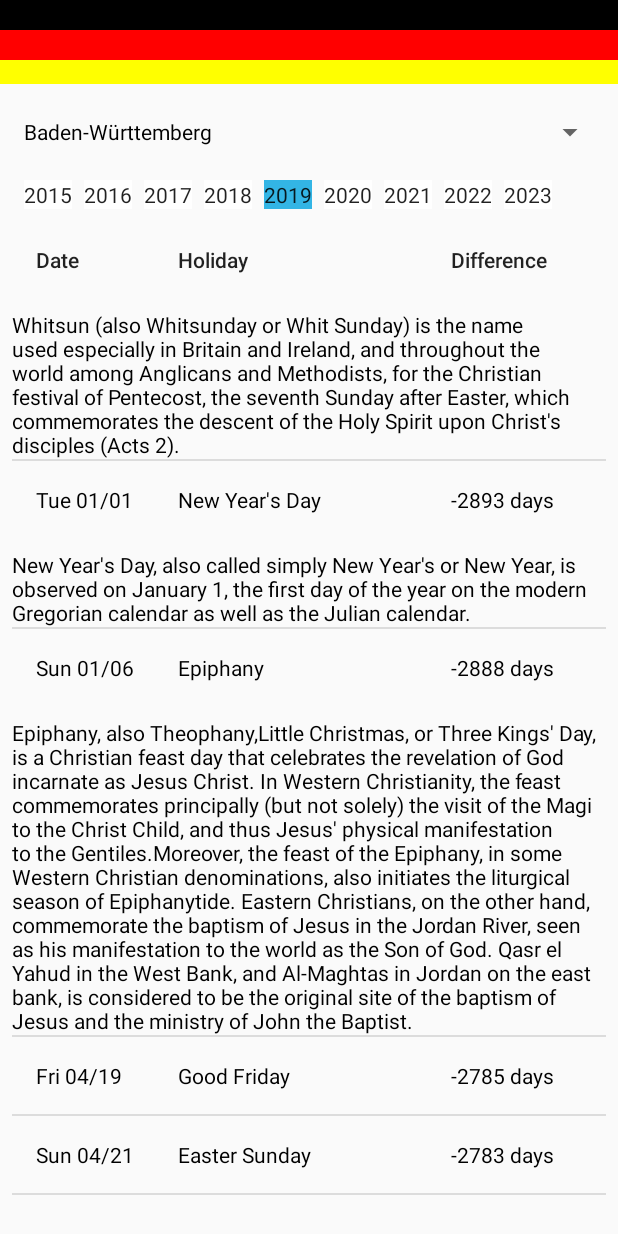
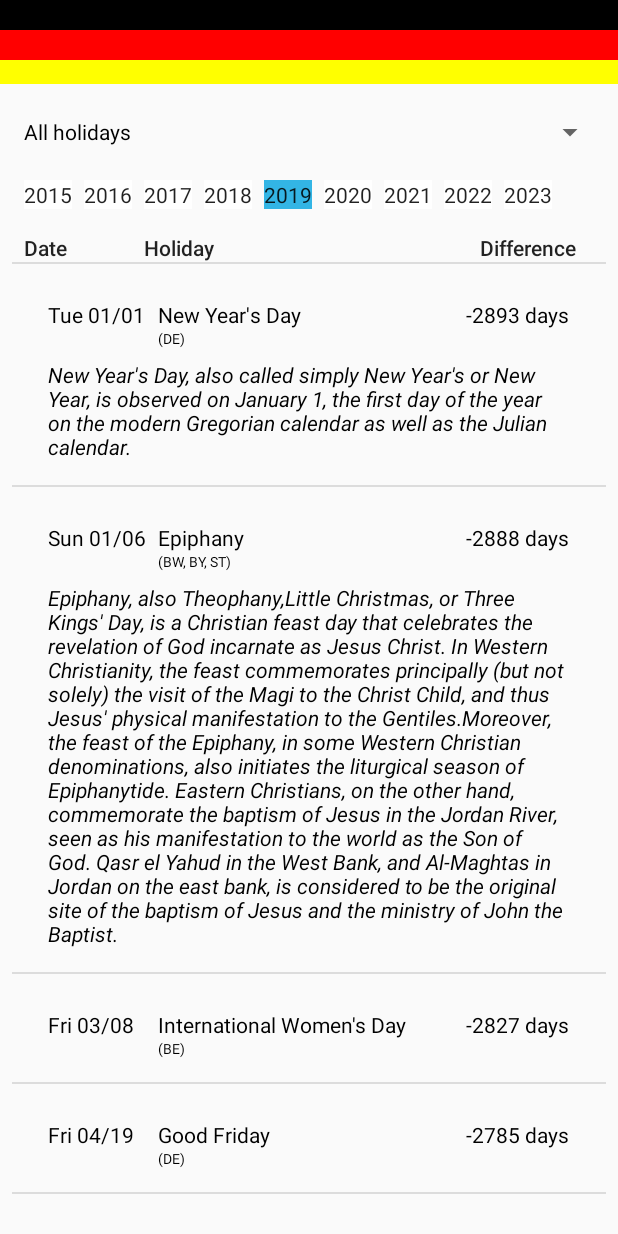
Before and after one commit to MicMun/DeuFeiTage, an Android app: the screen it shows after launch (MainActivity), after a tap on an icon or button, on a phone screen of 412 x 824 dp. Run offline under Robolectric (Android 15) with nearby library versions, the phone set to English and light mode, and no system bars; 3 other taps on this screen came first.

Commit message:
Closes #8 : All holidays and common holidays in list added, holidays with state id

```diff
--- a/app/build.gradle
+++ b/app/build.gradle
@@ -10,8 +10,8 @@ android {
         applicationId "de.micmun.android.deufeitage"
         minSdkVersion 23
         targetSdkVersion 28
-        versionCode 404
-        versionName "4.3.0"
+        versionCode 405
+        versionName "4.4.0"
         testInstrumentationRunner "android.support.test.runner.AndroidJUnitRunner"
     }
     buildTypes {
--- a/app/src/main/java/de/micmun/android/deufeitage/MainActivity.kt
+++ b/app/src/main/java/de/micmun/android/deufeitage/MainActivity.kt
@@ -28,7 +28,7 @@ import java.util.*
  * MainActivity of the app.
  *
  * @author MicMun
- * @version 1.0, 07.08.18
+ * @version 1.1, 09.07.19
  */
 class MainActivity : AppCompatActivity(), AdapterView.OnItemSelectedListener,
         YearViewHolder.OnYearItemSelectedListener {
@@ -90,7 +90,7 @@ class MainActivity : AppCompatActivity(), AdapterView.OnItemSelectedListener,
 
     private fun initActivity() {
         // state selection
-        val stateAdapter = ArrayAdapter<StateItem>(this, R.layout.state_text_view, holidayConfigReader!!.states)
+        val stateAdapter = ArrayAdapter(this, R.layout.state_text_view, holidayConfigReader!!.states)
         stateSpinner.adapter = stateAdapter
         stateSpinner.onItemSelectedListener = this
         if (selectedState == null) {
--- a/app/src/main/java/de/micmun/android/deufeitage/adapter/HolidayAdapter.kt
+++ b/app/src/main/java/de/micmun/android/deufeitage/adapter/HolidayAdapter.kt
@@ -21,14 +21,27 @@ import de.micmun.android.deufeitage.utils.DateUtility
  * Adapter for holiday recycler view.
  *
  * @author MicMun
- * @version 1.1, 04.05.19
+ * @version 1.2, 09.07.19
  */
 class HolidayAdapter(private val context: Context, var holidays: List<Holiday>) :
-        RecyclerView.Adapter<HolidayAdapter.HolidayViewHolder>() {
-    override fun onCreateViewHolder(parent: ViewGroup, viewType: Int): HolidayViewHolder {
-        val linearLayout = LayoutInflater.from(parent.context)
-                .inflate(R.layout.holiday_row, parent, false) as ConstraintLayout
-        return HolidayViewHolder(linearLayout)
+        RecyclerView.Adapter<RecyclerView.ViewHolder>() {
+    companion object {
+        private const val TYPE_HEADER = 0
+        private const val TYPE_ITEM = 1
+    }
+
+    override fun onCreateViewHolder(parent: ViewGroup, viewType: Int): RecyclerView.ViewHolder {
+        if (viewType == TYPE_HEADER) {
+            val layout = LayoutInflater.from(parent.context)
+                    .inflate(R.layout.header_row, parent, false) as ConstraintLayout
+            return HeaderViewHolder(layout)
+        } else if (viewType == TYPE_ITEM) {
+            val layout = LayoutInflater.from(parent.context)
+                    .inflate(R.layout.holiday_row, parent, false) as ConstraintLayout
+            return HolidayViewHolder(layout)
+        }
+
+        throw RuntimeException("There is no type that matches the type $viewType, make sure your using types correctly")
     }
 
     override fun getItemCount(): Int = holidays.size + 1
@@ -36,19 +49,18 @@ class HolidayAdapter(private val context: Context, var holidays: List<Holiday>)
     /**
      * @see RecyclerView.Adapter#onBindViewHolder
      */
-    override fun onBindViewHolder(holder: HolidayViewHolder, position: Int) {
-        if (position == 0) {
-            holder.holidayDate.text = context.getString(R.string.title_date)
-            holder.holidayDate.setTextAppearance(R.style.TextAppearance_AppCompat_Body2)
-            holder.holidayText.text = context.getString(R.string.title_holiday)
-            holder.holidayText.setTextAppearance(R.style.TextAppearance_AppCompat_Body2)
-            holder.holidayText.textAlignment = TextView.TEXT_ALIGNMENT_CENTER
-            holder.holidayDiff.text = context.getString(R.string.title_difference)
-            holder.holidayDiff.setTextAppearance(R.style.TextAppearance_AppCompat_Body2)
-
-        } else {
+    override fun onBindViewHolder(holder: RecyclerView.ViewHolder, position: Int) {
+        if (holder is HeaderViewHolder) {
+            holder.headerDate.text = context.getString(R.string.title_date)
+            holder.headerDate.setTextAppearance(R.style.TextAppearance_AppCompat_Body2)
+            holder.headerText.text = context.getString(R.string.title_holiday)
+            holder.headerText.setTextAppearance(R.style.TextAppearance_AppCompat_Body2)
+            holder.headerText.textAlignment = TextView.TEXT_ALIGNMENT_CENTER
+            holder.headerDiff.text = context.getString(R.string.title_difference)
+            holder.headerDiff.setTextAppearance(R.style.TextAppearance_AppCompat_Body2)
+        } else if (holder is HolidayViewHolder) {
             val nextHoliday = DateUtility.getNextHoliday(holidays)
-            val holiday = holidays[position - 1]
+            val holiday = getItem(position)
 
             holder.holidayText.text = holiday.name
             holder.holidayText.setTypeface(null, Typeface.NORMAL)
@@ -58,6 +70,8 @@ class HolidayAdapter(private val context: Context, var holidays: List<Holiday>)
             holder.holidayDiff.text = context.getString(R.string.diff_text, holiday.getDiffToNow())
             holder.holidayDiff.setTypeface(null, Typeface.NORMAL)
             holder.holidayDesc.text = holiday.desc
+            holder.holidayDesc.setTypeface(null, Typeface.ITALIC)
+            holder.holidayStates.text = stateListToString(holiday.states)
 
             holder.holidayLayout.setOnClickListener {
                 if (holder.descLayout.visibility == LinearLayout.GONE)
@@ -76,19 +90,70 @@ class HolidayAdapter(private val context: Context, var holidays: List<Holiday>)
         }
     }
 
+    override fun getItemViewType(position: Int): Int {
+        return if (isPositionHeader(position)) TYPE_HEADER else TYPE_ITEM
+
+    }
+
+    private fun isPositionHeader(position: Int) = position == 0
+
+    private fun getItem(position: Int): Holiday {
+        return holidays[position - 1]
+    }
+
+    /**
+     * Returns a string representation (comma separated) of a list of states.
+     *
+     * @param states list of states.
+     * @return string representation of the list (comma separated).
+     */
+    private fun stateListToString(states: List<String>): String {
+        val sb = StringBuilder("(")
+        var first = true
+
+        if (states[0] == "DE")
+            sb.append(states[0])
+        else {
+            states.forEach { s ->
+                if (first)
+                    first = false
+                else
+                    sb.append(", ")
+
+                sb.append(s)
+            }
+        }
+        sb.append(")")
+
+        return sb.toString()
+    }
+
     /**
      * HolidayViewHolder for the views in a line.
      *
      * @param view root view of the line.
-     * @property holidayText textview of the holiday.
+     * @return ViewHolder.
      */
     class HolidayViewHolder(val view: ConstraintLayout) : RecyclerView.ViewHolder(view) {
         val holidayText: TextView = view.findViewById(R.id.holidayText)
         val holidayDate: TextView = view.findViewById(R.id.holidayDate)
         val holidayDiff: TextView = view.findViewById(R.id.holidayDiff)
         val holidayDesc: TextView = view.findViewById(R.id.holidayDesc)
+        val holidayStates: TextView = view.findViewById(R.id.holidayStates)
 
-        val holidayLayout: LinearLayout = view.findViewById(R.id.holidayLayout)
+        val holidayLayout: ConstraintLayout = view.findViewById(R.id.holidayLayout)
         val descLayout: LinearLayout = view.findViewById(R.id.descLayout)
     }
+
+    /**
+     * HeaderViewHolder for the header text line.
+     *
+     * @param view root view of the line.
+     * @return ViewHolder.
+     */
+    class HeaderViewHolder(val view: ConstraintLayout) : RecyclerView.ViewHolder(view) {
+        val headerText: TextView = view.findViewById(R.id.headerText)
+        val headerDate: TextView = view.findViewById(R.id.headerDate)
+        val headerDiff: TextView = view.findViewById(R.id.headerDiff)
+    }
 }
--- a/app/src/main/java/de/micmun/android/deufeitage/utils/HolidayCalculator.kt
+++ b/app/src/main/java/de/micmun/android/deufeitage/utils/HolidayCalculator.kt
@@ -15,7 +15,7 @@ import java.util.stream.Collectors
  * Calculates the holidays.
  *
  * @author MicMun
- * @version 1.0, 07.08.18
+ * @version 1.1, 09.07.19
  */
 class HolidayCalculator(private val holidays: List<Holiday> = emptyList()) {
     /**
@@ -26,18 +26,24 @@ class HolidayCalculator(private val holidays: List<Holiday> = emptyList()) {
     fun getHolidays(year: Int, state: StateItem): List<Holiday> {
         calculate(year)
 
-        val filtered = mutableListOf<Holiday>()
+        var sortedList: MutableList<Holiday> = mutableListOf()
 
-        for (i in 0 until holidays.size) {
-            if (holidays[i].states.contains(state.key)) {
-                filtered.add(holidays[i])
+        if (state.key == "AA") { // all holidays -> no filter
+            sortedList.addAll(holidays)
+        } else { // filter for state key
+            val filtered = mutableListOf<Holiday>()
+
+            for (i in 0 until holidays.size) {
+                if (holidays[i].states.contains(state.key)) {
+                    filtered.add(holidays[i])
+                }
             }
+            sortedList = filtered
         }
 
-        var sortedList: MutableList<Holiday> = filtered
-
+        // since Android N -> new way of sort
         if (Build.VERSION.SDK_INT >= Build.VERSION_CODES.N) {
-            sortedList = filtered.stream()
+            sortedList = sortedList.stream()
                     .sorted { holiday1, holiday2 ->
                         when {
                             holiday1.datum.before(holiday2.datum) -> -1
--- /dev/null
+++ b/app/src/main/res/layout/header_row.xml
@@ -0,0 +1,63 @@
+<?xml version="1.0" encoding="utf-8"?>
+<androidx.constraintlayout.widget.ConstraintLayout
+    xmlns:android="http://schemas.android.com/apk/res/android"
+    xmlns:app="http://schemas.android.com/apk/res-auto"
+    android:layout_width="match_parent"
+    android:layout_height="wrap_content"
+    android:layout_marginEnd="8dp"
+    android:layout_marginStart="8dp"
+    android:layout_marginTop="8dp"
+    android:orientation="horizontal">
+
+    <androidx.appcompat.widget.AppCompatTextView
+        android:id="@+id/headerDate"
+        android:layout_width="0dp"
+        android:layout_height="wrap_content"
+        android:layout_weight="0"
+        android:textColor="@color/colorPrimary"
+        app:autoSizeMaxTextSize="32sp"
+        app:autoSizeMinTextSize="@dimen/normal_text_size"
+        app:autoSizeStepGranularity="2sp"
+        app:autoSizeTextType="uniform"
+        app:layout_constraintEnd_toStartOf="@id/headerText"
+        app:layout_constraintStart_toStartOf="parent"
+        app:layout_constraintTop_toTopOf="parent"
+        app:layout_constraintWidth_percent="@integer/dateConstraintWidth"
+        app:lineHeight="@dimen/normal_text_size"/>
+
+    <androidx.appcompat.widget.AppCompatTextView
+        android:id="@+id/headerText"
+        android:layout_width="0dp"
+        android:layout_height="wrap_content"
+        android:layout_marginEnd="8dp"
+        android:layout_weight="0"
+        android:textColor="@color/colorPrimary"
+        app:autoSizeMaxTextSize="32sp"
+        app:autoSizeMinTextSize="@dimen/normal_text_size"
+        app:autoSizeStepGranularity="2sp"
+        app:autoSizeTextType="uniform"
+        app:layout_constraintBaseline_toBaselineOf="@id/headerDate"
+        app:layout_constraintEnd_toStartOf="@+id/headerDiff"
+        app:layout_constraintStart_toEndOf="@id/headerDate"
+        app:layout_constraintTop_toTopOf="parent"
+        app:layout_constraintWidth_percent="@integer/textConstraintWidth"
+        app:lineHeight="@dimen/normal_text_size"/>
+
+    <androidx.appcompat.widget.AppCompatTextView
+        android:id="@+id/headerDiff"
+        android:layout_width="0dp"
+        android:layout_height="wrap_content"
+        android:layout_weight="0"
+        android:minWidth="150dp"
+        android:textColor="@color/colorPrimary"
+        app:autoSizeMaxTextSize="32sp"
+        app:autoSizeMinTextSize="@dimen/normal_text_size"
+        app:autoSizeStepGranularity="2sp"
+        app:autoSizeTextType="uniform"
+        app:layout_constraintBaseline_toBaselineOf="@id/headerText"
+        app:layout_constraintEnd_toEndOf="parent"
+        app:layout_constraintTop_toTopOf="parent"
+        app:layout_constraintWidth_percent="@integer/diffConstraintWidth"
+        app:lineHeight="@dimen/normal_text_size"/>
+
+</androidx.constraintlayout.widget.ConstraintLayout>
--- a/app/src/main/res/layout/holiday_row.xml
+++ b/app/src/main/res/layout/holiday_row.xml
@@ -4,62 +4,93 @@
     xmlns:app="http://schemas.android.com/apk/res-auto"
     android:layout_width="match_parent"
     android:layout_height="wrap_content"
-    android:orientation="vertical">
+    android:orientation="vertical"
+    android:padding="@dimen/holiday_padding">
 
-    <LinearLayout
+    <androidx.constraintlayout.widget.ConstraintLayout
         android:id="@+id/holidayLayout"
         android:layout_width="0dp"
         android:layout_height="wrap_content"
+        android:layout_marginEnd="8dp"
+        android:layout_marginStart="8dp"
+        android:layout_marginTop="8dp"
         android:orientation="horizontal"
-        android:padding="@dimen/holiday_padding"
         app:layout_constraintEnd_toEndOf="parent"
         app:layout_constraintStart_toStartOf="parent"
         app:layout_constraintTop_toTopOf="parent">
+
 
         <androidx.appcompat.widget.AppCompatTextView
             android:id="@+id/holidayDate"
             android:layout_width="0dp"
             android:layout_height="wrap_content"
-            android:layout_weight="2"
+            android:layout_weight="0"
             android:textColor="@color/colorPrimary"
             app:autoSizeMaxTextSize="32sp"
             app:autoSizeMinTextSize="@dimen/normal_text_size"
             app:autoSizeStepGranularity="2sp"
             app:autoSizeTextType="uniform"
+            app:layout_constraintEnd_toStartOf="@id/holidayText"
+            app:layout_constraintStart_toStartOf="parent"
+            app:layout_constraintTop_toTopOf="parent"
+            app:layout_constraintWidth_percent="@integer/dateConstraintWidth"
             app:lineHeight="@dimen/normal_text_size"/>
 
         <androidx.appcompat.widget.AppCompatTextView
             android:id="@+id/holidayText"
             android:layout_width="0dp"
             android:layout_height="wrap_content"
-            android:layout_marginStart="@dimen/margin_horizontal"
-            android:layout_weight="4"
+            android:layout_marginEnd="8dp"
+            android:layout_weight="0"
             android:textColor="@color/colorPrimary"
             app:autoSizeMaxTextSize="32sp"
             app:autoSizeMinTextSize="@dimen/normal_text_size"
             app:autoSizeStepGranularity="2sp"
             app:autoSizeTextType="uniform"
+            app:layout_constraintBaseline_toBaselineOf="@id/holidayDate"
+            app:layout_constraintEnd_toStartOf="@+id/holidayDiff"
+            app:layout_constraintStart_toEndOf="@id/holidayDate"
+            app:layout_constraintTop_toTopOf="parent"
+            app:layout_constraintWidth_percent="@integer/textConstraintWidth"
             app:lineHeight="@dimen/normal_text_size"/>
 
         <androidx.appcompat.widget.AppCompatTextView
             android:id="@+id/holidayDiff"
             android:layout_width="0dp"
             android:layout_height="wrap_content"
-            android:layout_marginStart="@dimen/margin_horizontal"
-            android:layout_weight="2"
+            android:layout_weight="0"
+            android:minWidth="150dp"
             android:textColor="@color/colorPrimary"
             app:autoSizeMaxTextSize="32sp"
             app:autoSizeMinTextSize="@dimen/normal_text_size"
             app:autoSizeStepGranularity="2sp"
             app:autoSizeTextType="uniform"
+            app:layout_constraintBaseline_toBaselineOf="@id/holidayText"
+            app:layout_constraintEnd_toEndOf="parent"
+            app:layout_constraintTop_toTopOf="parent"
+            app:layout_constraintWidth_percent="@integer/diffConstraintWidth"
             app:lineHeight="@dimen/normal_text_size"/>
-    </LinearLayout>
+
+        <TextView
+            android:id="@+id/holidayStates"
+            android:layout_width="wrap_content"
+            android:layout_height="wrap_content"
+            android:layout_gravity="center"
+            android:textAlignment="center"
+            android:textColor="@color/colorPrimary"
+            android:textSize="@dimen/small_text_size"
+            app:layout_constraintStart_toStartOf="@id/holidayText"
+            app:layout_constraintTop_toBottomOf="@id/holidayText"/>
+
+    </androidx.constraintlayout.widget.ConstraintLayout>
 
     <LinearLayout
         android:id="@+id/descLayout"
-        android:layout_width="match_parent"
+        android:layout_width="0dp"
         android:layout_height="wrap_content"
         android:layout_marginBottom="@dimen/margin_vertical"
+        android:layout_marginEnd="8dp"
+        android:layout_marginStart="8dp"
         android:layout_marginTop="@dimen/margin_vertical"
         android:orientation="horizontal"
         android:visibility="gone"
@@ -67,16 +98,16 @@
         app:layout_constraintStart_toStartOf="parent"
         app:layout_constraintTop_toBottomOf="@id/holidayLayout">
 
-        <androidx.appcompat.widget.AppCompatTextView
+        <TextView
             android:id="@+id/holidayDesc"
             android:layout_width="0dp"
             android:layout_height="wrap_content"
+            android:layout_gravity="center"
             android:layout_weight="1"
+            android:maxLines="20"
+            android:textAlignment="center"
             android:textColor="@color/colorPrimary"
-            app:autoSizeMaxTextSize="32sp"
-            app:autoSizeMinTextSize="@dimen/normal_text_size"
-            app:autoSizeStepGranularity="2sp"
-            app:autoSizeTextType="uniform"/>
+            android:textSize="@dimen/normal_text_size"/>
     </LinearLayout>
 
 </androidx.constraintlayout.widget.ConstraintLayout>
--- a/app/src/main/res/values-land/dimens.xml
+++ b/app/src/main/res/values-land/dimens.xml
@@ -3,9 +3,14 @@
     <dimen name="year_text_size">18sp</dimen>
     <dimen name="state_text_size">18sp</dimen>
     <dimen name="normal_text_size">14sp</dimen>
+    <dimen name="small_text_size">9sp</dimen>
 
     <dimen name="margin_horizontal">16dp</dimen>
     <dimen name="year_margin_horizontal">24dp</dimen>
     <dimen name="margin_vertical">8dp</dimen>
     <dimen name="holiday_padding">16dp</dimen>
+
+    <item name="dateConstraintWidth" format="float" type="integer">0.15</item>
+    <item name="textConstraintWidth" format="float" type="integer">0.7</item>
+    <item name="diffConstraintWidth" format="float" type="integer">0.15</item>
 </resources>
--- a/app/src/main/res/values-sw600dp-land/dimens.xml
+++ b/app/src/main/res/values-sw600dp-land/dimens.xml
@@ -2,10 +2,15 @@
 <resources>
     <dimen name="year_text_size">24sp</dimen>
     <dimen name="state_text_size">24sp</dimen>
-    <dimen name="normal_text_size">14sp</dimen>
+    <dimen name="normal_text_size">16sp</dimen>
+    <dimen name="small_text_size">11sp</dimen>
 
     <dimen name="margin_horizontal">32dp</dimen>
     <dimen name="year_margin_horizontal">40dp</dimen>
     <dimen name="margin_vertical">8dp</dimen>
-    <dimen name="holiday_padding">24dp</dimen>
+    <dimen name="holiday_padding">8dp</dimen>
+
+    <item name="dateConstraintWidth" format="float" type="integer">0.1</item>
+    <item name="textConstraintWidth" format="float" type="integer">0.8</item>
+    <item name="diffConstraintWidth" format="float" type="integer">0.1</item>
 </resources>
--- a/app/src/main/res/values-sw600dp-port/dimens.xml
+++ b/app/src/main/res/values-sw600dp-port/dimens.xml
@@ -2,10 +2,15 @@
 <resources>
     <dimen name="year_text_size">22sp</dimen>
     <dimen name="state_text_size">22sp</dimen>
-    <dimen name="normal_text_size">14sp</dimen>
+    <dimen name="normal_text_size">16sp</dimen>
+    <dimen name="small_text_size">11sp</dimen>
 
     <dimen name="margin_horizontal">24dp</dimen>
     <dimen name="year_margin_horizontal">32dp</dimen>
     <dimen name="margin_vertical">8dp</dimen>
-    <dimen name="holiday_padding">24dp</dimen>
+    <dimen name="holiday_padding">8dp</dimen>
+
+    <item name="dateConstraintWidth" format="float" type="integer">0.15</item>
+    <item name="textConstraintWidth" format="float" type="integer">0.7</item>
+    <item name="diffConstraintWidth" format="float" type="integer">0.15</item>
 </resources>
--- a/app/src/main/res/values/dimens.xml
+++ b/app/src/main/res/values/dimens.xml
@@ -3,9 +3,14 @@
     <dimen name="year_text_size">14sp</dimen>
     <dimen name="state_text_size">14sp</dimen>
     <dimen name="normal_text_size">14sp</dimen>
+    <dimen name="small_text_size">9sp</dimen>
 
     <dimen name="margin_horizontal">8dp</dimen>
     <dimen name="year_margin_horizontal">16dp</dimen>
     <dimen name="margin_vertical">8dp</dimen>
     <dimen name="holiday_padding">16dp</dimen>
+
+    <item name="dateConstraintWidth" format="float" type="integer">0.21</item>
+    <item name="textConstraintWidth" format="float" type="integer">0.59</item>
+    <item name="diffConstraintWidth" format="float" type="integer">0.2</item>
 </resources>
--- a/build.gradle
+++ b/build.gradle
@@ -1,13 +1,13 @@
 // Top-level build file where you can add configuration options common to all sub-projects/modules.
 
 buildscript {
-    ext.kotlin_version = '1.3.31'
+    ext.kotlin_version = '1.3.41'
     repositories {
         google()
         jcenter()
     }
     dependencies {
-        classpath 'com.android.tools.build:gradle:3.4.0'
+        classpath 'com.android.tools.build:gradle:3.4.1'
         classpath "org.jetbrains.kotlin:kotlin-gradle-plugin:$kotlin_version"
 
         // NOTE: Do not place your application dependencies here; they belong
```
Also changed, not shown: app/src/main/res/raw-de/holidays.json (+20 -1 lines), app/src/main/res/raw/holidays.json (+19 -0 lines).
